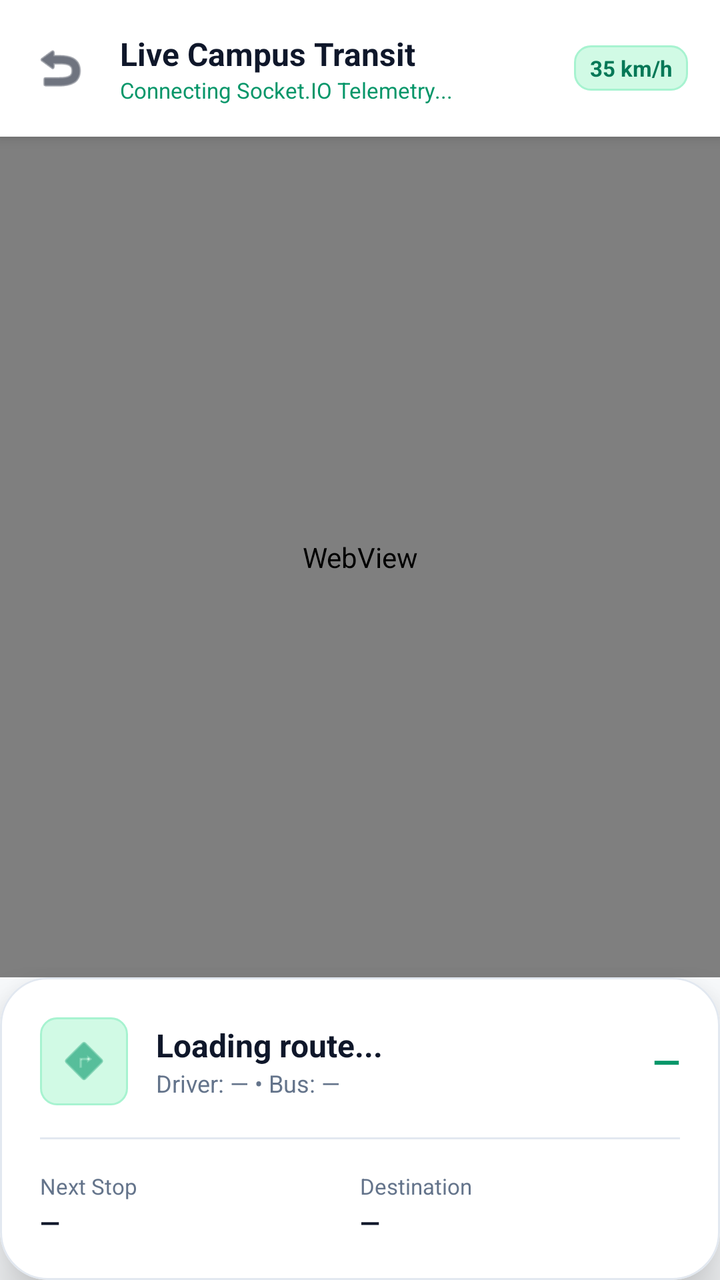
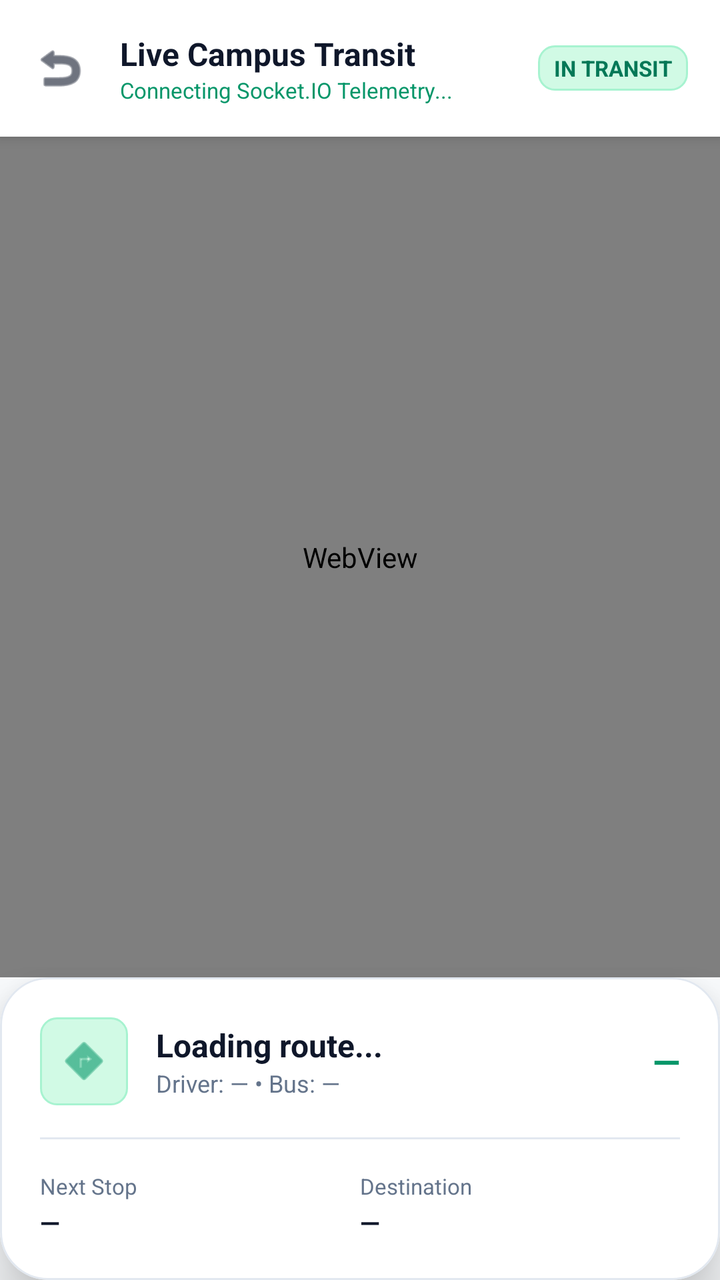

Before-and-after screenshots of an Android layout around one commit, followed by the original layout XML and the change that was made.
<!-- AndroidManifest.xml: application theme Theme.UniTrack -->
<!-- res/layout/activity_live_bus.xml -->
<?xml version="1.0" encoding="utf-8"?>
<androidx.constraintlayout.widget.ConstraintLayout xmlns:android="http://schemas.android.com/apk/res/android"
    xmlns:app="http://schemas.android.com/apk/res-auto"
    android:layout_width="match_parent"
    android:layout_height="match_parent"
    android:background="@color/background">

    
    <LinearLayout
        android:id="@+id/topBar"
        android:layout_width="match_parent"
        android:layout_height="wrap_content"
        android:background="@color/white"
        android:elevation="4dp"
        android:gravity="center_vertical"
        android:orientation="horizontal"
        android:padding="16dp"
        app:layout_constraintTop_toTopOf="parent">

        <ImageView
            android:id="@+id/btnBack"
            android:layout_width="28dp"
            android:layout_height="28dp"
            android:clickable="true"
            android:focusable="true"
            android:src="@android:drawable/ic_menu_revert"
            app:tint="@color/text_primary" />

        <LinearLayout
            android:layout_width="0dp"
            android:layout_height="wrap_content"
            android:layout_marginStart="16dp"
            android:layout_weight="1"
            android:orientation="vertical">

            <TextView
                android:id="@+id/tvBusTitle"
                android:layout_width="wrap_content"
                android:layout_height="wrap_content"
                android:text="Live Campus Transit"
                android:textColor="@color/text_primary"
                android:textSize="16sp"
                android:textStyle="bold" />

            <TextView
                android:id="@+id/tvLiveStatus"
                android:layout_width="wrap_content"
                android:layout_height="wrap_content"
                android:text="Connecting Socket.IO Telemetry..."
                android:textColor="@color/primary"
                android:textSize="11sp" />
        </LinearLayout>

        <TextView
            android:id="@+id/tvSpeedBadge"
            android:layout_width="wrap_content"
            android:layout_height="wrap_content"
            android:background="@drawable/bg_badge_emerald"
            android:paddingStart="8dp"
            android:paddingTop="4dp"
            android:paddingEnd="8dp"
            android:paddingBottom="4dp"
            android:text="35 km/h"
            android:textColor="@color/primary_dark"
            android:textSize="11sp"
            android:textStyle="bold" />

    </LinearLayout>

    
    <FrameLayout
        android:id="@+id/mapContainer"
        android:layout_width="match_parent"
        android:layout_height="0dp"
        app:layout_constraintBottom_toTopOf="@id/bottomSheetCard"
        app:layout_constraintTop_toBottomOf="@id/topBar">

        <WebView
            android:id="@+id/mapWebView"
            android:layout_width="match_parent"
            android:layout_height="match_parent" />

        
        <LinearLayout
            android:id="@+id/telemetryOverlay"
            android:layout_width="match_parent"
            android:layout_height="match_parent"
            android:background="#E2E8F0"
            android:gravity="center"
            android:orientation="vertical"
            android:padding="24dp"
            android:visibility="gone">

            <ImageView
                android:layout_width="64dp"
                android:layout_height="64dp"
                android:src="@android:drawable/ic_menu_compass"
                app:tint="@color/primary" />

            <TextView
                android:id="@+id/tvCoordinates"
                android:layout_width="wrap_content"
                android:layout_height="wrap_content"
                android:layout_marginTop="12dp"
                android:fontFamily="monospace"
                android:text="GPS: 22.2887° N, 73.3634° E"
                android:textColor="@color/text_primary"
                android:textSize="13sp"
                android:textStyle="bold" />

            <TextView
                android:layout_width="wrap_content"
                android:layout_height="wrap_content"
                android:layout_marginTop="4dp"
                android:text="Campus Depot Standby • Real-time Active"
                android:textColor="@color/primary"
                android:textSize="12sp" />
        </LinearLayout>

    </FrameLayout>

    
    <com.google.android.material.card.MaterialCardView
        android:id="@+id/bottomSheetCard"
        style="@style/Widget.UniTrack.Card"
        android:layout_width="match_parent"
        android:layout_height="wrap_content"
        app:cardCornerRadius="24dp"
        app:cardElevation="16dp"
        app:layout_constraintBottom_toBottomOf="parent">

        <LinearLayout
            android:layout_width="match_parent"
            android:layout_height="wrap_content"
            android:orientation="vertical"
            android:padding="20dp">

            <LinearLayout
                android:layout_width="match_parent"
                android:layout_height="wrap_content"
                android:gravity="center_vertical"
                android:orientation="horizontal">

                <ImageView
                    android:layout_width="44dp"
                    android:layout_height="44dp"
                    android:background="@drawable/bg_badge_emerald"
                    android:padding="8dp"
                    android:src="@android:drawable/ic_menu_directions"
                    app:tint="@color/primary" />

                <LinearLayout
                    android:layout_width="0dp"
                    android:layout_height="wrap_content"
                    android:layout_marginStart="14dp"
                    android:layout_weight="1"
                    android:orientation="vertical">

                    <TextView
                        android:id="@+id/tvRouteName"
                        android:layout_width="wrap_content"
                        android:layout_height="wrap_content"
                        android:text="Loading route..."
                        android:textColor="@color/text_primary"
                        android:textSize="16sp"
                        android:textStyle="bold" />

                    <TextView
                        android:id="@+id/tvDriverInfo"
                        android:layout_width="wrap_content"
                        android:layout_height="wrap_content"
                        android:text="Driver: — • Bus: —"
                        android:textColor="@color/text_secondary"
                        android:textSize="12sp" />
                </LinearLayout>

                <TextView
                    android:id="@+id/tvEta"
                    android:layout_width="wrap_content"
                    android:layout_height="wrap_content"
                    android:text="—"
                    android:textColor="@color/primary"
                    android:textSize="18sp"
                    android:textStyle="bold" />
            </LinearLayout>

            <View
                android:layout_width="match_parent"
                android:layout_height="1dp"
                android:layout_marginTop="16dp"
                android:layout_marginBottom="16dp"
                android:background="@color/divider" />

            <LinearLayout
                android:layout_width="match_parent"
                android:layout_height="wrap_content"
                android:orientation="horizontal">

                <LinearLayout
                    android:layout_width="0dp"
                    android:layout_height="wrap_content"
                    android:layout_weight="1"
                    android:orientation="vertical">

                    <TextView
                        android:layout_width="wrap_content"
                        android:layout_height="wrap_content"
                        android:text="Next Stop"
                        android:textColor="@color/text_secondary"
                        android:textSize="11sp" />

                    <TextView
                        android:id="@+id/tvNextStop"
                        android:layout_width="wrap_content"
                        android:layout_height="wrap_content"
                        android:layout_marginTop="2dp"
                        android:text="—"
                        android:textColor="@color/text_primary"
                        android:textSize="13sp"
                        android:textStyle="bold" />
                </LinearLayout>

                <LinearLayout
                    android:layout_width="0dp"
                    android:layout_height="wrap_content"
                    android:layout_weight="1"
                    android:orientation="vertical">

                    <TextView
                        android:layout_width="wrap_content"
                        android:layout_height="wrap_content"
                        android:text="Destination"
                        android:textColor="@color/text_secondary"
                        android:textSize="11sp" />

                    <TextView
                        android:id="@+id/tvTerminus"
                        android:layout_width="wrap_content"
                        android:layout_height="wrap_content"
                        android:layout_marginTop="2dp"
                        android:text="—"
                        android:textColor="@color/text_primary"
                        android:textSize="13sp"
                        android:textStyle="bold" />
                </LinearLayout>
            </LinearLayout>

        </LinearLayout>
    </com.google.android.material.card.MaterialCardView>

</androidx.constraintlayout.widget.ConstraintLayout>
<!-- resources referenced by this layout -->
<resources>
  <color name="background">#F8FAFC</color>
  <color name="divider">#E2E8F0</color>
  <color name="primary">#059669</color>
  <color name="primary_dark">#047857</color>
  <color name="text_primary">#0F172A</color>
  <color name="text_secondary">#64748B</color>
  <color name="white">#FFFFFF</color>
  <!-- drawable bg_badge_emerald (drawable) -->
  <?xml version="1.0" encoding="utf-8"?>
  <shape xmlns:android="http://schemas.android.com/apk/res/android"
      android:shape="rectangle">
      <corners android:radius="8dp" />
      <solid android:color="#D1FAE5" />
      <stroke android:width="1dp" android:color="#A7F3D0" />
  </shape>
  <style name="Widget.UniTrack.Card" parent="Widget.MaterialComponents.CardView">
          <item name="cardCornerRadius">20dp</item>
          <item name="cardElevation">2dp</item>
          <item name="cardBackgroundColor">@color/card_background</item>
          <item name="strokeColor">@color/border</item>
          <item name="strokeWidth">1dp</item>
      </style>
  <style name="Theme.UniTrack" parent="Theme.MaterialComponents.DayNight.NoActionBar">
          
          <item name="colorPrimary">@color/primary</item>
          <item name="colorPrimaryVariant">@color/primary_dark</item>
          <item name="colorOnPrimary">@color/pure_white</item>
          
          <item name="colorSecondary">@color/secondary</item>
          <item name="colorSecondaryVariant">@color/secondary_light</item>
          <item name="colorOnSecondary">@color/pure_white</item>
          
          <item name="android:statusBarColor">@color/surface</item>
          <item name="android:windowLightStatusBar">true</item>
          <item name="android:windowBackground">@color/background</item>
          <item name="colorSurface">@color/surface</item>
          <item name="colorOnSurface">@color/text_primary</item>
  
          
          <item name="android:textColor">@color/text_primary</item>
          <item name="android:textColorPrimary">@color/text_primary</item>
          <item name="android:textColorSecondary">@color/text_secondary</item>
          <item name="android:textColorHint">@color/input_hint</item>
          <item name="android:editTextColor">@color/input_text</item>
  
          
          <item name="textInputStyle">@style/Widget.UniTrack.TextInputLayout</item>
          <item name="editTextStyle">@style/Widget.UniTrack.EditText</item>
      </style>
  <color name="card_background">#FFFFFF</color>
  <color name="border">#E2E8F0</color>
  <color name="pure_white">#FFFFFF</color>
  <color name="secondary">#0F172A</color>
  <color name="secondary_light">#1E293B</color>
  <color name="surface">#FFFFFF</color>
  <color name="input_hint">#64748B</color>
  <color name="input_text">#0F172A</color>
  <style name="Widget.UniTrack.TextInputLayout" parent="Widget.MaterialComponents.TextInputLayout.OutlinedBox">
          <item name="boxStrokeColor">@color/primary</item>
          <item name="hintTextColor">@color/primary</item>
          <item name="android:textColorHint">@color/input_hint</item>
          <item name="boxBackgroundColor">@color/input_background</item>
          <item name="boxCornerRadiusTopStart">12dp</item>
          <item name="boxCornerRadiusTopEnd">12dp</item>
          <item name="boxCornerRadiusBottomStart">12dp</item>
          <item name="boxCornerRadiusBottomEnd">12dp</item>
      </style>
  <style name="Widget.UniTrack.EditText" parent="Widget.MaterialComponents.TextInputEditText.OutlinedBox">
          <item name="android:textColor">@color/input_text</item>
          <item name="android:textColorHint">@color/input_hint</item>
          <item name="android:textSize">14sp</item>
      </style>
  <color name="input_background">#FFFFFF</color>
</resources>

<!-- the commit's change to res/layout/activity_live_bus.xml (unified diff, before → after) -->
@@ -60,7 +60,7 @@
             android:paddingTop="4dp"
             android:paddingEnd="8dp"
             android:paddingBottom="4dp"
-            android:text="35 km/h"
+            android:text="IN TRANSIT"
             android:textColor="@color/primary_dark"
             android:textSize="11sp"
             android:textStyle="bold" />
